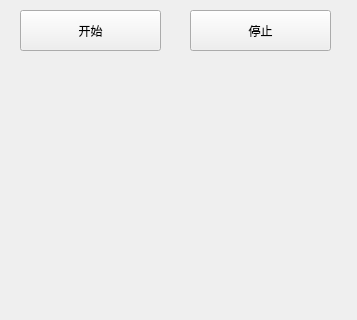
Before: the Qt Designer form voyager/ui/main.ui in seayona/dnf, drawn with Qt 5; both pictures show x 0 to 357 and y 0 to 320 of the 357 by 588 pixel window.
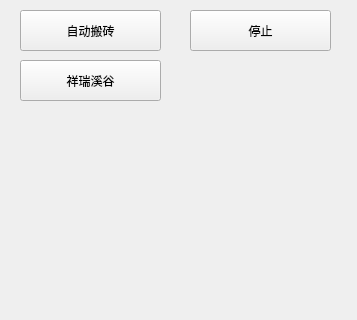
After: the same form once the commit is applied.

Commit message: R：优化异步代码; F: 新增祥瑞溪谷

The edit to the form file:
```diff
--- a/voyager/ui/main.ui
+++ b/voyager/ui/main.ui
@@ -24,7 +24,7 @@
      </rect>
     </property>
     <property name="text">
-     <string>开始</string>
+     <string>自动搬砖</string>
     </property>
    </widget>
    <widget class="QPushButton" name="stopButton">
@@ -43,6 +43,19 @@
      <string>停止</string>
     </property>
    </widget>
+   <widget class="QPushButton" name="btn_valley">
+    <property name="geometry">
+     <rect>
+      <x>20</x>
+      <y>60</y>
+      <width>141</width>
+      <height>41</height>
+     </rect>
+    </property>
+    <property name="text">
+     <string>祥瑞溪谷</string>
+    </property>
+   </widget>
   </widget>
   <widget class="QMenuBar" name="menubar">
    <property name="geometry">
```
Left out of the diff: 4 changed lines with no effect on the pictures. The commit also changes 136 other files.
